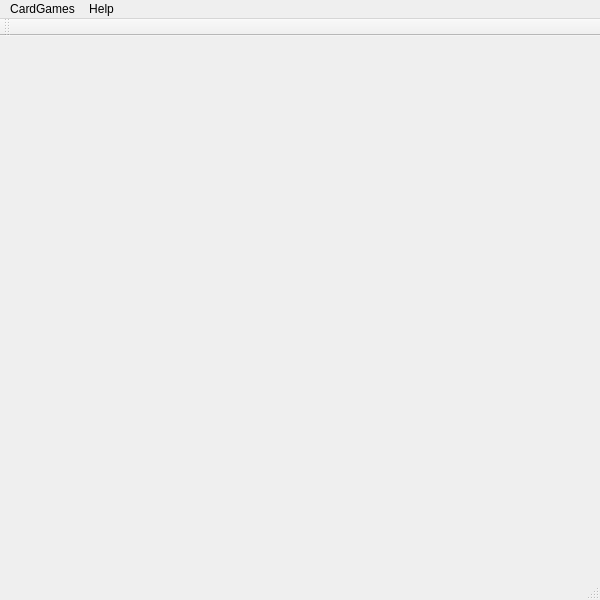
Old version of the form mainwindow.ui in the repository Oja95/CardGames.
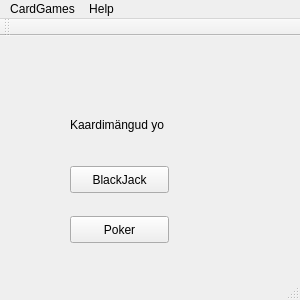
New version of the form.

Commit message: Add new window opening for BlackJack

```diff
--- a/mainwindow.ui
+++ b/mainwindow.ui
@@ -9,8 +9,8 @@
    <rect>
     <x>0</x>
     <y>0</y>
-    <width>600</width>
-    <height>600</height>
+    <width>300</width>
+    <height>300</height>
    </rect>
   </property>
   <property name="sizePolicy">
@@ -28,13 +28,53 @@
   <property name="locale">
    <locale language="English" country="UnitedStates"/>
   </property>
-  <widget class="QWidget" name="centralWidget"/>
+  <widget class="QWidget" name="centralWidget">
+   <widget class="QLabel" name="label">
+    <property name="geometry">
+     <rect>
+      <x>70</x>
+      <y>80</y>
+      <width>211</width>
+      <height>17</height>
+     </rect>
+    </property>
+    <property name="text">
+     <string>Kaardimängud yo</string>
+    </property>
+   </widget>
+   <widget class="QPushButton" name="pushButton">
+    <property name="geometry">
+     <rect>
+      <x>70</x>
+      <y>130</y>
+      <width>99</width>
+      <height>27</height>
+     </rect>
+    </property>
+    <property name="text">
+     <string>BlackJack</string>
+    </property>
+   </widget>
+   <widget class="QPushButton" name="pushButton_2">
+    <property name="geometry">
+     <rect>
+      <x>70</x>
+      <y>180</y>
+      <width>99</width>
+      <height>27</height>
+     </rect>
+    </property>
+    <property name="text">
+     <string>Poker</string>
+    </property>
+   </widget>
+  </widget>
   <widget class="QMenuBar" name="menuBar">
    <property name="geometry">
     <rect>
      <x>0</x>
      <y>0</y>
-     <width>600</width>
+     <width>300</width>
      <height>25</height>
     </rect>
    </property>
```
The commit also changes 7 other files.
